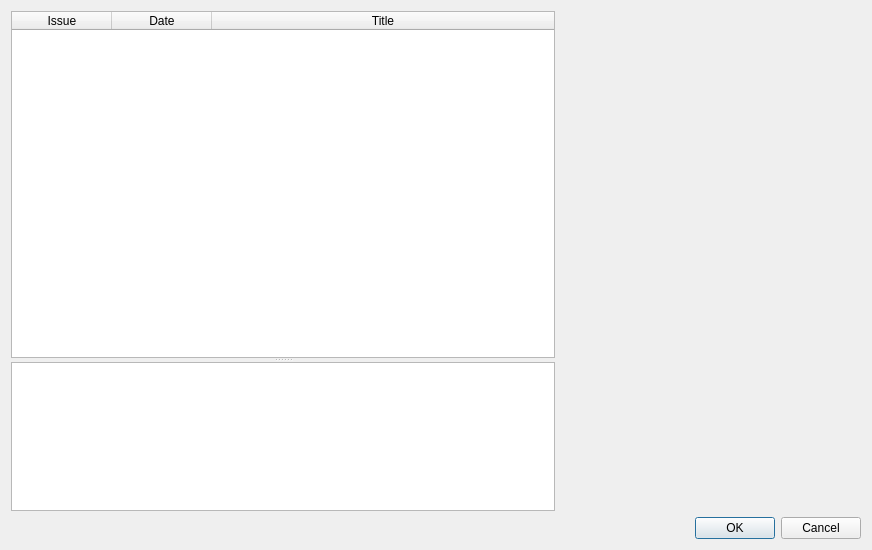
Above: comictaggerlib/ui/issueselectionwindow.ui from comictagger/comictagger before the change. Below: the same form after it.
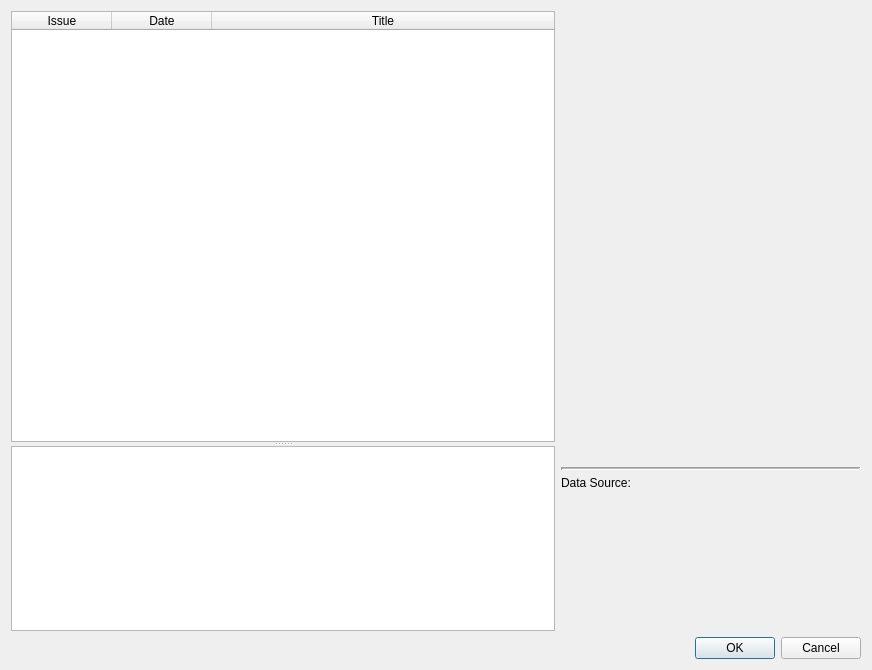
That is the form after the change.

Commit message: Add attrib string for source. Add logo and URL to issues window.

Patch:
```diff
--- a/comictaggerlib/ui/issueselectionwindow.ui
+++ b/comictaggerlib/ui/issueselectionwindow.ui
@@ -7,7 +7,7 @@
     <x>0</x>
     <y>0</y>
     <width>872</width>
-    <height>550</height>
+    <height>670</height>
    </rect>
   </property>
   <property name="windowTitle">
@@ -74,9 +74,6 @@
            <property name="text">
             <string>Title</string>
            </property>
-           <property name="textAlignment">
-            <set>AlignCenter</set>
-           </property>
           </column>
          </widget>
          <widget class="QTextEdit" name="teDescription">
@@ -93,6 +90,8 @@
         </widget>
        </item>
        <item>
+        <layout class="QVBoxLayout" name="verticalLayout_2">
+         <item>
         <widget class="QWidget" name="coverImageContainer" native="true">
          <property name="minimumSize">
           <size>
@@ -107,6 +106,59 @@
           </size>
          </property>
         </widget>
+         </item>
+         <item>
+          <widget class="Line" name="line">
+           <property name="minimumSize">
+            <size>
+             <width>0</width>
+             <height>0</height>
+            </size>
+           </property>
+           <property name="lineWidth">
+            <number>2</number>
+           </property>
+           <property name="midLineWidth">
+            <number>1</number>
+           </property>
+           <property name="orientation">
+            <enum>Qt::Horizontal</enum>
+           </property>
+          </widget>
+         </item>
+         <item>
+          <widget class="QLabel" name="lblIssuesSourceName">
+           <property name="maximumSize">
+            <size>
+             <width>300</width>
+             <height>16777215</height>
+            </size>
+           </property>
+           <property name="text">
+            <string>Data Source:</string>
+           </property>
+           <property name="alignment">
+            <set>Qt::AlignLeading|Qt::AlignLeft|Qt::AlignTop</set>
+           </property>
+          </widget>
+         </item>
+         <item>
+          <widget class="QWidget" name="imageIssuesSourceLogo" native="true">
+           <property name="minimumSize">
+            <size>
+             <width>300</width>
+             <height>100</height>
+            </size>
+           </property>
+           <property name="maximumSize">
+            <size>
+             <width>300</width>
+             <height>16777215</height>
+            </size>
+           </property>
+          </widget>
+         </item>
+        </layout>
        </item>
       </layout>
      </item>
```
Lines whose indentation alone changed are shown as unchanged. The commit also changes 4 other files.
